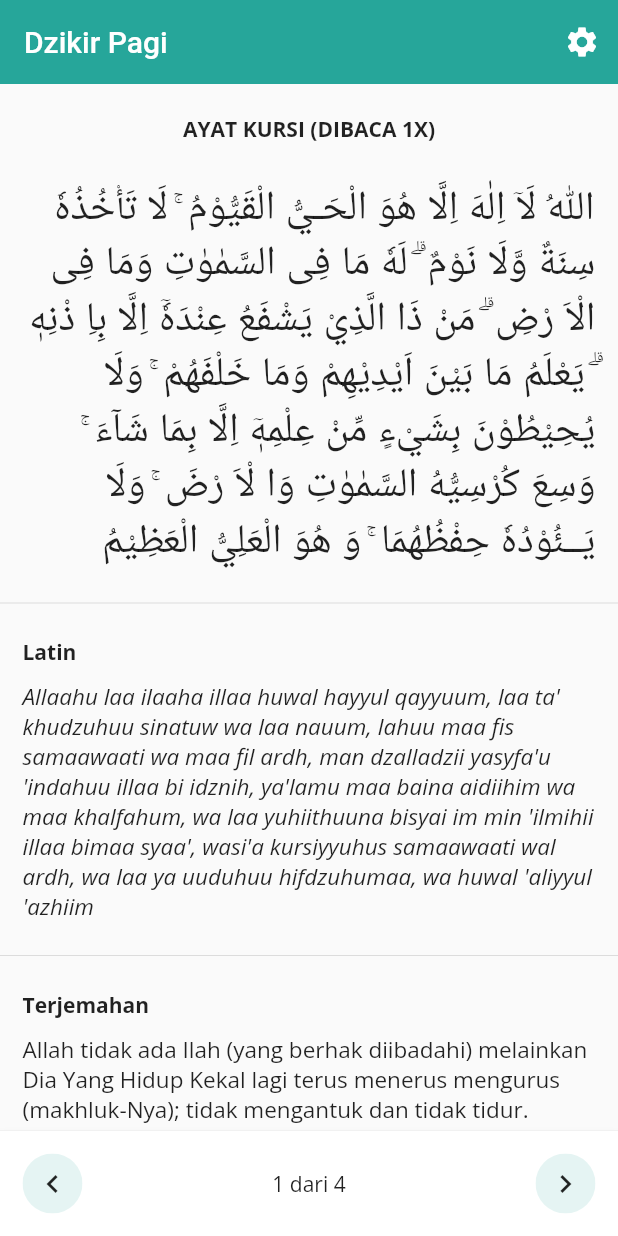
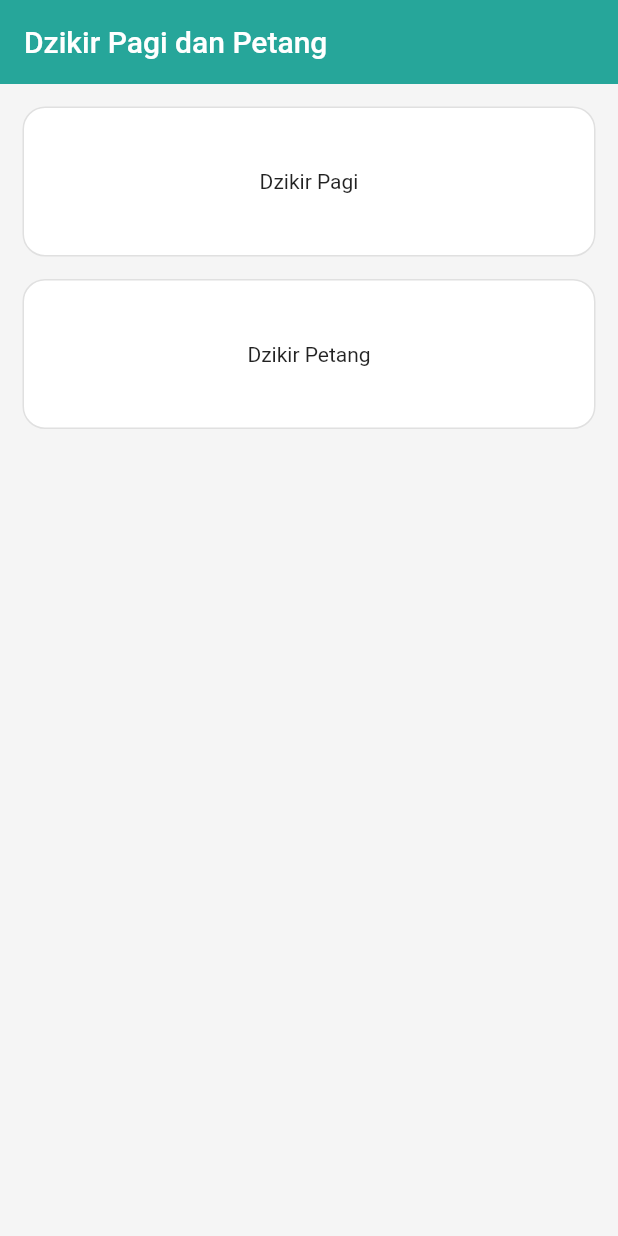
Before and after one commit to alhamda/dzikir_harian, a Flutter app: the screen it shows after launch, on a phone screen of 412 x 824 dp. Run offline on Flutter 3.47's test engine with Material 3 defaults, Android fonts, the light colour scheme and no system bars; our stand-ins replace equatable, flutter_bloc, google_fonts.

Commit message:
Add home screen

```diff
--- a/lib/main.dart
+++ b/lib/main.dart
@@ -1,5 +1,5 @@
-import 'package:dzikir_harian/screens/dhikr_screen.dart';
 import 'package:dzikir_harian/cubits/setting_cubit.dart';
+import 'package:dzikir_harian/screens/home_screen.dart';
 import 'package:flutter/material.dart';
 import 'package:flutter_bloc/flutter_bloc.dart';
 
@@ -33,7 +33,7 @@ class DhikrApp extends StatelessWidget {
         primarySwatch: Colors.teal,
         useMaterial3: false,
       ),
-      home: const DhikrScreen(),
+      home: const HomeScreen(),
     );
   }
 }
--- /dev/null
+++ b/lib/screens/home_screen.dart
@@ -0,0 +1,63 @@
+import 'package:dzikir_harian/screens/dhikr_screen.dart';
+import 'package:flutter/cupertino.dart';
+import 'package:flutter/material.dart';
+
+class HomeScreen extends StatelessWidget {
+  const HomeScreen({super.key});
+
+  @override
+  Widget build(BuildContext context) {
+    return Scaffold(
+      backgroundColor: Colors.grey.shade100,
+      appBar: AppBar(
+        title: const Text('Dzikir Pagi dan Petang'),
+      ),
+      body: ListView(
+        padding: const EdgeInsets.all(15.0),
+        children: [
+          InkWell(
+            onTap: () => Navigator.push(
+              context,
+              CupertinoPageRoute(
+                builder: (context) => const DhikrScreen(),
+              ),
+            ),
+            child: Container(
+              padding: const EdgeInsets.all(15.0),
+              height: 100.0,
+              decoration: BoxDecoration(
+                color: Colors.white,
+                borderRadius: BorderRadius.circular(15.0),
+                border: Border.all(
+                  color: Colors.grey.shade300,
+                ),
+              ),
+              child: const Center(child: Text('Dzikir Pagi')),
+            ),
+          ),
+          const SizedBox(height: 15.0),
+          InkWell(
+            onTap: () => Navigator.push(
+              context,
+              CupertinoPageRoute(
+                builder: (context) => const DhikrScreen(),
+              ),
+            ),
+            child: Container(
+              padding: const EdgeInsets.all(15.0),
+              height: 100.0,
+              decoration: BoxDecoration(
+                color: Colors.white,
+                borderRadius: BorderRadius.circular(15.0),
+                border: Border.all(
+                  color: Colors.grey.shade300,
+                ),
+              ),
+              child: const Center(child: Text('Dzikir Petang')),
+            ),
+          ),
+        ],
+      ),
+    );
+  }
+}
--- a/lib/widgets/dhikr_item_widget.dart
+++ b/lib/widgets/dhikr_item_widget.dart
@@ -17,12 +17,13 @@ class DhikrItemWidget extends StatelessWidget {
           child: Column(
             children: [
               Padding(
-                padding: const EdgeInsets.only(top: 5.0, bottom: 25.0),
+                padding: const EdgeInsets.only(top: 10.0, bottom: 35.0),
                 child: Text(
                   'Ayat Kursi (Dibaca 1x)'.toUpperCase(),
                   textAlign: TextAlign.center,
                   style: GoogleFonts.openSans(
                     fontWeight: FontWeight.bold,
+                    fontSize: 15.0,
                   ),
                 ),
               ),
```
